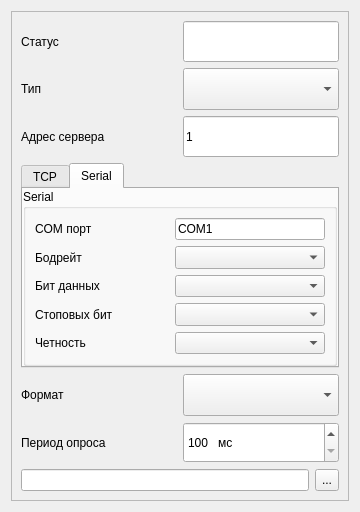
dimgrig/Core, file core-modbus-lib/uis/modbus_settings.ui: the form before one commit.
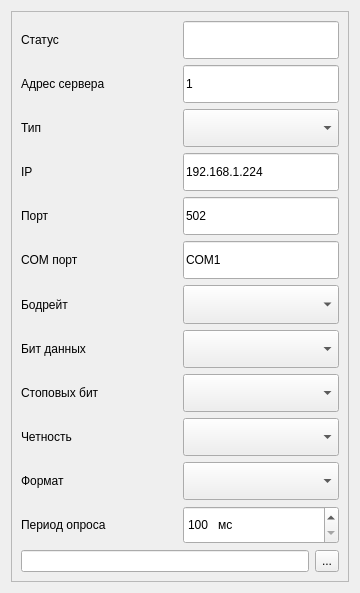
The form after the commit. The open tabs and pages were chosen to show the change.

Commit message: refactor default user and settings

Patch:
```diff
--- a/core-modbus-lib/uis/modbus_settings.ui
+++ b/core-modbus-lib/uis/modbus_settings.ui
@@ -7,7 +7,7 @@
     <x>0</x>
     <y>0</y>
     <width>360</width>
-    <height>512</height>
+    <height>593</height>
    </rect>
   </property>
   <property name="sizePolicy">
@@ -43,12 +43,12 @@
         <x>0</x>
         <y>0</y>
         <width>340</width>
-        <height>492</height>
+        <height>573</height>
        </rect>
       </property>
       <layout class="QGridLayout" name="gridLayout_6">
-       <item row="0" column="0">
-        <widget class="QLabel" name="label_19">
+       <item row="7" column="1">
+        <widget class="QComboBox" name="cb_baudrate">
          <property name="sizePolicy">
           <sizepolicy hsizetype="MinimumExpanding" vsizetype="MinimumExpanding">
            <horstretch>0</horstretch>
@@ -57,572 +57,16 @@
          </property>
          <property name="minimumSize">
           <size>
-           <width>100</width>
-           <height>0</height>
-          </size>
-         </property>
-         <property name="text">
-          <string>Статус</string>
-         </property>
-         <property name="wordWrap">
-          <bool>true</bool>
-         </property>
-        </widget>
-       </item>
-       <item row="0" column="1">
-        <widget class="QLineEdit" name="le_state">
-         <property name="enabled">
-          <bool>true</bool>
-         </property>
-         <property name="sizePolicy">
-          <sizepolicy hsizetype="MinimumExpanding" vsizetype="MinimumExpanding">
-           <horstretch>0</horstretch>
-           <verstretch>0</verstretch>
-          </sizepolicy>
-         </property>
-         <property name="minimumSize">
-          <size>
            <width>150</width>
            <height>0</height>
           </size>
          </property>
-         <property name="text">
-          <string/>
-         </property>
-         <property name="readOnly">
-          <bool>true</bool>
-         </property>
-        </widget>
-       </item>
-       <item row="1" column="0">
-        <widget class="QLabel" name="label_21">
-         <property name="sizePolicy">
-          <sizepolicy hsizetype="MinimumExpanding" vsizetype="MinimumExpanding">
-           <horstretch>0</horstretch>
-           <verstretch>0</verstretch>
-          </sizepolicy>
-         </property>
-         <property name="minimumSize">
-          <size>
-           <width>100</width>
-           <height>0</height>
-          </size>
-         </property>
-         <property name="text">
-          <string>Тип</string>
-         </property>
-        </widget>
-       </item>
-       <item row="1" column="1">
-        <widget class="QComboBox" name="cb_connect_type">
-         <property name="sizePolicy">
-          <sizepolicy hsizetype="MinimumExpanding" vsizetype="MinimumExpanding">
-           <horstretch>0</horstretch>
-           <verstretch>0</verstretch>
-          </sizepolicy>
-         </property>
-         <property name="minimumSize">
-          <size>
-           <width>150</width>
-           <height>0</height>
-          </size>
-         </property>
          <property name="currentText">
           <string/>
          </property>
         </widget>
        </item>
-       <item row="2" column="0">
-        <widget class="QLabel" name="label_22">
-         <property name="sizePolicy">
-          <sizepolicy hsizetype="MinimumExpanding" vsizetype="MinimumExpanding">
-           <horstretch>0</horstretch>
-           <verstretch>0</verstretch>
-          </sizepolicy>
-         </property>
-         <property name="minimumSize">
-          <size>
-           <width>100</width>
-           <height>0</height>
-          </size>
-         </property>
-         <property name="text">
-          <string>Адрес сервера</string>
-         </property>
-        </widget>
-       </item>
-       <item row="2" column="1">
-        <widget class="QLineEdit" name="le_address">
-         <property name="enabled">
-          <bool>true</bool>
-         </property>
-         <property name="sizePolicy">
-          <sizepolicy hsizetype="MinimumExpanding" vsizetype="MinimumExpanding">
-           <horstretch>0</horstretch>
-           <verstretch>0</verstretch>
-          </sizepolicy>
-         </property>
-         <property name="minimumSize">
-          <size>
-           <width>150</width>
-           <height>0</height>
-          </size>
-         </property>
-         <property name="text">
-          <string>1</string>
-         </property>
-        </widget>
-       </item>
-       <item row="3" column="0" colspan="2">
-        <widget class="QTabWidget" name="tw">
-         <property name="sizePolicy">
-          <sizepolicy hsizetype="MinimumExpanding" vsizetype="MinimumExpanding">
-           <horstretch>0</horstretch>
-           <verstretch>0</verstretch>
-          </sizepolicy>
-         </property>
-         <property name="currentIndex">
-          <number>0</number>
-         </property>
-         <widget class="QWidget" name="tab_tcp">
-          <property name="sizePolicy">
-           <sizepolicy hsizetype="MinimumExpanding" vsizetype="MinimumExpanding">
-            <horstretch>0</horstretch>
-            <verstretch>0</verstretch>
-           </sizepolicy>
-          </property>
-          <attribute name="title">
-           <string>TCP</string>
-          </attribute>
-          <layout class="QGridLayout" name="gridLayout_5">
-           <property name="leftMargin">
-            <number>0</number>
-           </property>
-           <property name="topMargin">
-            <number>0</number>
-           </property>
-           <property name="rightMargin">
-            <number>0</number>
-           </property>
-           <property name="bottomMargin">
-            <number>0</number>
-           </property>
-           <property name="spacing">
-            <number>0</number>
-           </property>
-           <item row="0" column="0">
-            <widget class="QGroupBox" name="groupBox">
-             <property name="sizePolicy">
-              <sizepolicy hsizetype="MinimumExpanding" vsizetype="MinimumExpanding">
-               <horstretch>0</horstretch>
-               <verstretch>0</verstretch>
-              </sizepolicy>
-             </property>
-             <property name="title">
-              <string>TCP</string>
-             </property>
-             <layout class="QGridLayout" name="gridLayout_2">
-              <property name="leftMargin">
-               <number>9</number>
-              </property>
-              <property name="topMargin">
-               <number>9</number>
-              </property>
-              <property name="rightMargin">
-               <number>9</number>
-              </property>
-              <property name="bottomMargin">
-               <number>9</number>
-              </property>
-              <property name="spacing">
-               <number>6</number>
-              </property>
-              <item row="0" column="0">
-               <widget class="QLabel" name="label_17">
-                <property name="sizePolicy">
-                 <sizepolicy hsizetype="MinimumExpanding" vsizetype="MinimumExpanding">
-                  <horstretch>0</horstretch>
-                  <verstretch>0</verstretch>
-                 </sizepolicy>
-                </property>
-                <property name="minimumSize">
-                 <size>
-                  <width>100</width>
-                  <height>0</height>
-                 </size>
-                </property>
-                <property name="text">
-                 <string>IP</string>
-                </property>
-               </widget>
-              </item>
-              <item row="0" column="1">
-               <widget class="QLineEdit" name="le_ip">
-                <property name="enabled">
-                 <bool>true</bool>
-                </property>
-                <property name="sizePolicy">
-                 <sizepolicy hsizetype="MinimumExpanding" vsizetype="MinimumExpanding">
-                  <horstretch>0</horstretch>
-                  <verstretch>0</verstretch>
-                 </sizepolicy>
-                </property>
-                <property name="minimumSize">
-                 <size>
-                  <width>150</width>
-                  <height>0</height>
-                 </size>
-                </property>
-                <property name="text">
-                 <string>192.168.1.224</string>
-                </property>
-               </widget>
-              </item>
-              <item row="1" column="0">
-               <widget class="QLabel" name="label_18">
-                <property name="sizePolicy">
-                 <sizepolicy hsizetype="MinimumExpanding" vsizetype="MinimumExpanding">
-                  <horstretch>0</horstretch>
-                  <verstretch>0</verstretch>
-                 </sizepolicy>
-                </property>
-                <property name="minimumSize">
-                 <size>
-                  <width>100</width>
-                  <height>0</height>
-                 </size>
-                </property>
-                <property name="text">
-                 <string>Порт</string>
-                </property>
-               </widget>
-              </item>
-              <item row="1" column="1">
-               <widget class="QLineEdit" name="le_port">
-                <property name="enabled">
-                 <bool>true</bool>
-                </property>
-                <property name="sizePolicy">
-                 <sizepolicy hsizetype="MinimumExpanding" vsizetype="MinimumExpanding">
-                  <horstretch>0</horstretch>
-                  <verstretch>0</verstretch>
-                 </sizepolicy>
-                </property>
-                <property name="minimumSize">
-                 <size>
-                  <width>150</width>
-                  <height>0</height>
-                 </size>
-                </property>
-                <property name="text">
-                 <string>502</string>
-                </property>
-               </widget>
-              </item>
-             </layout>
-            </widget>
-           </item>
-          </layout>
-         </widget>
-         <widget class="QWidget" name="tab_serial">
-          <property name="sizePolicy">
-           <sizepolicy hsizetype="MinimumExpanding" vsizetype="MinimumExpanding">
-            <horstretch>0</horstretch>
-            <verstretch>0</verstretch>
-           </sizepolicy>
-          </property>
-          <attribute name="title">
-           <string>Serial</string>
-          </attribute>
-          <layout class="QGridLayout" name="gridLayout_4">
-           <property name="leftMargin">
-            <number>0</number>
-           </property>
-           <property name="topMargin">
-            <number>0</number>
-           </property>
-           <property name="rightMargin">
-            <number>0</number>
-           </property>
-           <property name="bottomMargin">
-            <number>0</number>
-           </property>
-           <property name="spacing">
-            <number>0</number>
-           </property>
-           <item row="0" column="0">
-            <widget class="QGroupBox" name="groupBox_2">
-             <property name="sizePolicy">
-              <sizepolicy hsizetype="MinimumExpanding" vsizetype="MinimumExpanding">
-               <horstretch>0</horstretch>
-               <verstretch>0</verstretch>
-              </sizepolicy>
-             </property>
-             <property name="title">
-              <string>Serial</string>
-             </property>
-             <layout class="QGridLayout" name="gridLayout_3">
-              <item row="0" column="0">
-               <widget class="QLabel" name="label_23">
-                <property name="sizePolicy">
-                 <sizepolicy hsizetype="MinimumExpanding" vsizetype="MinimumExpanding">
-                  <horstretch>0</horstretch>
-                  <verstretch>0</verstretch>
-                 </sizepolicy>
-                </property>
-                <property name="minimumSize">
-                 <size>
-                  <width>100</width>
-                  <height>0</height>
-                 </size>
-                </property>
-                <property name="text">
-                 <string>COM порт</string>
-                </property>
-               </widget>
-              </item>
-              <item row="0" column="1">
-               <widget class="QLineEdit" name="le_com_port">
-                <property name="enabled">
-                 <bool>true</bool>
-                </property>
-                <property name="sizePolicy">
-                 <sizepolicy hsizetype="MinimumExpanding" vsizetype="MinimumExpanding">
-                  <horstretch>0</horstretch>
-                  <verstretch>0</verstretch>
-                 </sizepolicy>
-                </property>
-                <property name="minimumSize">
-                 <size>
-                  <width>150</width>
-                  <height>0</height>
-                 </size>
-                </property>
-                <property name="text">
-                 <string>COM1</string>
-                </property>
-               </widget>
-              </item>
-              <item row="1" column="0">
-               <widget class="QLabel" name="label_24">
-                <property name="sizePolicy">
-                 <sizepolicy hsizetype="MinimumExpanding" vsizetype="MinimumExpanding">
-                  <horstretch>0</horstretch>
-                  <verstretch>0</verstretch>
-                 </sizepolicy>
-                </property>
-                <property name="minimumSize">
-                 <size>
-                  <width>100</width>
-                  <height>0</height>
-                 </size>
-                </property>
-                <property name="text">
-                 <string>Бодрейт</string>
-                </property>
-               </widget>
-              </item>
-              <item row="1" column="1">
-               <widget class="QComboBox" name="cb_baudrate">
-                <property name="sizePolicy">
-                 <sizepolicy hsizetype="MinimumExpanding" vsizetype="MinimumExpanding">
-                  <horstretch>0</horstretch>
-                  <verstretch>0</verstretch>
-                 </sizepolicy>
-                </property>
-                <property name="minimumSize">
-                 <size>
-                  <width>150</width>
-                  <height>0</height>
-                 </size>
-                </property>
-                <property name="currentText">
-                 <string/>
-                </property>
-               </widget>
-              </item>
-              <item row="2" column="0">
-               <widget class="QLabel" name="label_25">
-                <property name="sizePolicy">
-                 <sizepolicy hsizetype="MinimumExpanding" vsizetype="MinimumExpanding">
-                  <horstretch>0</horstretch>
-                  <verstretch>0</verstretch>
-                 </sizepolicy>
-                </property>
-                <property name="minimumSize">
-                 <size>
-                  <width>100</width>
-                  <height>0</height>
-                 </size>
-                </property>
-                <property name="text">
-                 <string>Бит данных</string>
-                </property>
-               </widget>
-              </item>
-              <item row="2" column="1">
-               <widget class="QComboBox" name="cb_data_bits">
-                <property name="sizePolicy">
-                 <sizepolicy hsizetype="MinimumExpanding" vsizetype="MinimumExpanding">
-                  <horstretch>0</horstretch>
-                  <verstretch>0</verstretch>
-                 </sizepolicy>
-                </property>
-                <property name="minimumSize">
-                 <size>
-                  <width>150</width>
-                  <height>0</height>
-                 </size>
-                </property>
-                <property name="currentText">
-                 <string/>
-                </property>
-               </widget>
-              </item>
-              <item row="3" column="0">
-               <widget class="QLabel" name="label_26">
-                <property name="sizePolicy">
-                 <sizepolicy hsizetype="MinimumExpanding" vsizetype="MinimumExpanding">
-                  <horstretch>0</horstretch>
-                  <verstretch>0</verstretch>
-                 </sizepolicy>
-                </property>
-                <property name="minimumSize">
-                 <size>
-                  <width>100</width>
-                  <height>0</height>
-                 </size>
-                </property>
-                <property name="text">
-                 <string>Стоповых бит</string>
-                </property>
-               </widget>
-              </item>
-              <item row="3" column="1">
-               <widget class="QComboBox" name="cb_stop_bits">
-                <property name="sizePolicy">
-                 <sizepolicy hsizetype="MinimumExpanding" vsizetype="MinimumExpanding">
-                  <horstretch>0</horstretch>
-                  <verstretch>0</verstretch>
-                 </sizepolicy>
-                </property>
-                <property name="minimumSize">
-                 <size>
-                  <width>150</width>
-                  <height>0</height>
-                 </size>
-                </property>
-                <property name="currentText">
-                 <string/>
-                </property>
-               </widget>
-              </item>
-              <item row="4" column="0">
-               <widget class="QLabel" name="label_27">
-                <property name="sizePolicy">
-                 <sizepolicy hsizetype="MinimumExpanding" vsizetype="MinimumExpanding">
-                  <horstretch>0</horstretch>
-                  <verstretch>0</verstretch>
-                 </sizepolicy>
-                </property>
-                <property name="minimumSize">
-                 <size>
-                  <width>100</width>
-                  <height>0</height>
-                 </size>
-                </property>
-                <property name="text">
-                 <string>Четность</string>
-                </property>
-               </widget>
-              </item>
-              <item row="4" column="1">
-               <widget class="QComboBox" name="cb_parity">
-                <property name="sizePolicy">
-                 <sizepolicy hsizetype="MinimumExpanding" vsizetype="MinimumExpanding">
-                  <horstretch>0</horstretch>
-                  <verstretch>0</verstretch>
-                 </sizepolicy>
-                </property>
-                <property name="minimumSize">
-                 <size>
-                  <width>150</width>
-                  <height>0</height>
-                 </size>
-                </property>
-                <property name="currentText">
-                 <string/>
-                </property>
-               </widget>
-              </item>
-             </layout>
-            </widget>
-           </item>
-          </layout>
-         </widget>
-        </widget>
-       </item>
-       <item row="4" column="0">
-        <widget class="QLabel" name="label_28">
-         <property name="sizePolicy">
-          <sizepolicy hsizetype="MinimumExpanding" vsizetype="MinimumExpanding">
-           <horstretch>0</horstretch>
-           <verstretch>0</verstretch>
-          </sizepolicy>
-         </property>
-         <property name="minimumSize">
-          <size>
-           <width>100</width>
-           <height>0</height>
-          </size>
-         </property>
-         <property name="text">
-          <string>Формат</string>
-         </property>
-        </widget>
-       </item>
-       <item row="4" column="1">
-        <widget class="QComboBox" name="cb_format">
-         <property name="sizePolicy">
-          <sizepolicy hsizetype="MinimumExpanding" vsizetype="MinimumExpanding">
-           <horstretch>0</horstretch>
-           <verstretch>0</verstretch>
-          </sizepolicy>
-         </property>
-         <property name="minimumSize">
-          <size>
-           <width>150</width>
-           <height>0</height>
-          </size>
-         </property>
-         <property name="currentText">
-          <string/>
-         </property>
-        </widget>
-       </item>
-       <item row="5" column="0">
-        <widget class="QLabel" name="label_20">
-         <property name="sizePolicy">
-          <sizepolicy hsizetype="MinimumExpanding" vsizetype="MinimumExpanding">
-           <horstretch>0</horstretch>
-           <verstretch>0</verstretch>
-          </sizepolicy>
-         </property>
-         <property name="minimumSize">
-          <size>
-           <width>100</width>
-           <height>0</height>
-          </size>
-         </property>
-         <property name="text">
-          <string>Период опроса</string>
-         </property>
-         <property name="wordWrap">
-          <bool>true</bool>
-         </property>
-        </widget>
-       </item>
-       <item row="5" column="1">
+       <item row="12" column="1">
         <widget class="QSpinBox" name="sb_poll_timer">
          <property name="sizePolicy">
           <sizepolicy hsizetype="MinimumExpanding" vsizetype="MinimumExpanding">
@@ -647,7 +91,108 @@
          </property>
         </widget>
        </item>
-       <item row="6" column="0" colspan="2">
+       <item row="6" column="1">
+        <widget class="QLineEdit" name="le_com_port">
+         <property name="enabled">
+          <bool>true</bool>
+         </property>
+         <property name="sizePolicy">
+          <sizepolicy hsizetype="MinimumExpanding" vsizetype="MinimumExpanding">
+           <horstretch>0</horstretch>
+           <verstretch>0</verstretch>
+          </sizepolicy>
+         </property>
+         <property name="minimumSize">
+          <size>
+           <width>150</width>
+           <height>0</height>
+          </size>
+         </property>
+         <property name="text">
+          <string>COM1</string>
+         </property>
+        </widget>
+       </item>
+       <item row="12" column="0">
+        <widget class="QLabel" name="label_20">
+         <property name="sizePolicy">
+          <sizepolicy hsizetype="MinimumExpanding" vsizetype="MinimumExpanding">
+           <horstretch>0</horstretch>
+           <verstretch>0</verstretch>
+          </sizepolicy>
+         </property>
+         <property name="minimumSize">
+          <size>
+           <width>100</width>
+           <height>0</height>
+          </size>
+         </property>
+         <property name="text">
+          <string>Период опроса</string>
+         </property>
+         <property name="wordWrap">
+          <bool>true</bool>
+         </property>
+        </widget>
+       </item>
+       <item row="8" column="0">
+        <widget class="QLabel" name="l_data_bits">
+         <property name="sizePolicy">
+          <sizepolicy hsizetype="MinimumExpanding" vsizetype="MinimumExpanding">
+           <horstretch>0</horstretch>
+           <verstretch>0</verstretch>
+          </sizepolicy>
+         </property>
+         <property name="minimumSize">
+          <size>
+           <width>100</width>
+           <height>0</height>
+          </size>
+         </property>
+         <property name="text">
+          <string>Бит данных</string>
+         </property>
+        </widget>
+       </item>
+       <item row="6" column="0">
+        <widget class="QLabel" name="l_com_port">
+         <property name="sizePolicy">
+          <sizepolicy hsizetype="MinimumExpanding" vsizetype="MinimumExpanding">
+           <horstretch>0</horstretch>
+           <verstretch>0</verstretch>
+          </sizepolicy>
+         </property>
+         <property name="minimumSize">
+          <size>
+           <width>100</width>
+           <height>0</height>
+          </size>
+         </property>
+         <property name="text">
+          <string>COM порт</string>
+         </property>
+        </widget>
+       </item>
+       <item row="10" column="0">
+        <widget class="QLabel" name="l_parity">
+         <property name="sizePolicy">
+          <sizepolicy hsizetype="MinimumExpanding" vsizetype="MinimumExpanding">
+           <horstretch>0</horstretch>
+           <verstretch>0</verstretch>
+          </sizepolicy>
+         </property>
+         <property name="minimumSize">
+          <size>
+           <width>100</width>
+           <height>0</height>
+          </size>
+         </property>
+         <property name="text">
+          <string>Четность</string>
+         </property>
+        </widget>
+       </item>
+       <item row="13" column="0" colspan="2">
         <layout class="QHBoxLayout" name="horizontalLayout">
          <item>
           <widget class="QLineEdit" name="le_config"/>
@@ -667,6 +212,347 @@
          </item>
         </layout>
        </item>
+       <item row="4" column="0">
+        <widget class="QLabel" name="l_ip">
+         <property name="sizePolicy">
+          <sizepolicy hsizetype="MinimumExpanding" vsizetype="MinimumExpanding">
+           <horstretch>0</horstretch>
+           <verstretch>0</verstretch>
+          </sizepolicy>
+         </property>
+         <property name="minimumSize">
+          <size>
+           <width>100</width>
+           <height>0</height>
+          </size>
+         </property>
+         <property name="text">
+          <string>IP</string>
+         </property>
+        </widget>
+       </item>
+       <item row="4" column="1">
+        <widget class="QLineEdit" name="le_ip">
+         <property name="enabled">
+          <bool>true</bool>
+         </property>
+         <property name="sizePolicy">
+          <sizepolicy hsizetype="MinimumExpanding" vsizetype="MinimumExpanding">
+           <horstretch>0</horstretch>
+           <verstretch>0</verstretch>
+          </sizepolicy>
+         </property>
+         <property name="minimumSize">
+          <size>
+           <width>150</width>
+           <height>0</height>
+          </size>
+         </property>
+         <property name="text">
+          <string>192.168.1.224</string>
+         </property>
+        </widget>
+       </item>
+       <item row="7" column="0">
+        <widget class="QLabel" name="l_baudrate">
+         <property name="sizePolicy">
+          <sizepolicy hsizetype="MinimumExpanding" vsizetype="MinimumExpanding">
+           <horstretch>0</horstretch>
+           <verstretch>0</verstretch>
+          </sizepolicy>
+         </property>
+         <property name="minimumSize">
+          <size>
+           <width>100</width>
+           <height>0</height>
+          </size>
+         </property>
+         <property name="text">
+          <string>Бодрейт</string>
+         </property>
+        </widget>
+       </item>
+       <item row="9" column="1">
+        <widget class="QComboBox" name="cb_stop_bits">
+         <property name="sizePolicy">
+          <sizepolicy hsizetype="MinimumExpanding" vsizetype="MinimumExpanding">
+           <horstretch>0</horstretch>
+           <verstretch>0</verstretch>
+          </sizepolicy>
+         </property>
+         <property name="minimumSize">
+          <size>
+           <width>150</width>
+           <height>0</height>
+          </size>
+         </property>
+         <property name="currentText">
+          <string/>
+         </property>
+        </widget>
+       </item>
+       <item row="3" column="0">
+        <widget class="QLabel" name="label_21">
+         <property name="sizePolicy">
+          <sizepolicy hsizetype="MinimumExpanding" vsizetype="MinimumExpanding">
+           <horstretch>0</horstretch>
+           <verstretch>0</verstretch>
+          </sizepolicy>
+         </property>
+         <property name="minimumSize">
+          <size>
+           <width>100</width>
+           <height>0</height>
+          </size>
+         </property>
+         <property name="text">
+          <string>Тип</string>
+         </property>
+        </widget>
+       </item>
+       <item row="9" column="0">
+        <widget class="QLabel" name="l_stop_bits">
+         <property name="sizePolicy">
+          <sizepolicy hsizetype="MinimumExpanding" vsizetype="MinimumExpanding">
+           <horstretch>0</horstretch>
+           <verstretch>0</verstretch>
+          </sizepolicy>
+         </property>
+         <property name="minimumSize">
+          <size>
+           <width>100</width>
+           <height>0</height>
+          </size>
+         </property>
+         <property name="text">
+          <string>Стоповых бит</string>
+         </property>
+        </widget>
+       </item>
+       <item row="10" column="1">
+        <widget class="QComboBox" name="cb_parity">
+         <property name="sizePolicy">
+          <sizepolicy hsizetype="MinimumExpanding" vsizetype="MinimumExpanding">
+           <horstretch>0</horstretch>
+           <verstretch>0</verstretch>
+          </sizepolicy>
+         </property>
+         <property name="minimumSize">
+          <size>
+           <width>150</width>
+           <height>0</height>
+          </size>
+         </property>
+         <property name="currentText">
+          <string/>
+         </property>
+        </widget>
+       </item>
+       <item row="11" column="1">
+        <widget class="QComboBox" name="cb_format">
+         <property name="sizePolicy">
+          <sizepolicy hsizetype="MinimumExpanding" vsizetype="MinimumExpanding">
+           <horstretch>0</horstretch>
+           <verstretch>0</verstretch>
+          </sizepolicy>
+         </property>
+         <property name="minimumSize">
+          <size>
+           <width>150</width>
+           <height>0</height>
+          </size>
+         </property>
+         <property name="currentText">
+          <string/>
+         </property>
+        </widget>
+       </item>
+       <item row="8" column="1">
+        <widget class="QComboBox" name="cb_data_bits">
+         <property name="sizePolicy">
+          <sizepolicy hsizetype="MinimumExpanding" vsizetype="MinimumExpanding">
+           <horstretch>0</horstretch>
+           <verstretch>0</verstretch>
+          </sizepolicy>
+         </property>
+         <property name="minimumSize">
+          <size>
+           <width>150</width>
+           <height>0</height>
+          </size>
+         </property>
+         <property name="currentText">
+          <string/>
+         </property>
+        </widget>
+       </item>
+       <item row="3" column="1">
+        <widget class="QComboBox" name="cb_connect_type">
+         <property name="sizePolicy">
+          <sizepolicy hsizetype="MinimumExpanding" vsizetype="MinimumExpanding">
+           <horstretch>0</horstretch>
+           <verstretch>0</verstretch>
+          </sizepolicy>
+         </property>
+         <property name="minimumSize">
+          <size>
+           <width>150</width>
+           <height>0</height>
+          </size>
+         </property>
+         <property name="currentText">
+          <string/>
+         </property>
+        </widget>
+       </item>
+       <item row="2" column="1">
+        <widget class="QLineEdit" name="le_address">
+         <property name="enabled">
+          <bool>true</bool>
+         </property>
+         <property name="sizePolicy">
+          <sizepolicy hsizetype="MinimumExpanding" vsizetype="MinimumExpanding">
+           <horstretch>0</horstretch>
+           <verstretch>0</verstretch>
+          </sizepolicy>
+         </property>
+         <property name="minimumSize">
+          <size>
+           <width>150</width>
+           <height>0</height>
+          </size>
+         </property>
+         <property name="text">
+          <string>1</string>
+         </property>
+        </widget>
+       </item>
+       <item row="11" column="0">
+        <widget class="QLabel" name="label_28">
+         <property name="sizePolicy">
+          <sizepolicy hsizetype="MinimumExpanding" vsizetype="MinimumExpanding">
+           <horstretch>0</horstretch>
+           <verstretch>0</verstretch>
+          </sizepolicy>
+         </property>
+         <property name="minimumSize">
+          <size>
+           <width>100</width>
+           <height>0</height>
+          </size>
+         </property>
+         <property name="text">
+          <string>Формат</string>
+         </property>
+        </widget>
+       </item>
+       <item row="5" column="0">
+        <widget class="QLabel" name="l_port">
+         <property name="sizePolicy">
+          <sizepolicy hsizetype="MinimumExpanding" vsizetype="MinimumExpanding">
+           <horstretch>0</horstretch>
+           <verstretch>0</verstretch>
+          </sizepolicy>
+         </property>
+         <property name="minimumSize">
+          <size>
+           <width>100</width>
+           <height>0</height>
+          </size>
+         </property>
+         <property name="text">
+          <string>Порт</string>
+         </property>
+        </widget>
+       </item>
+       <item row="0" column="1">
+        <widget class="QLineEdit" name="le_state">
+         <property name="enabled">
+          <bool>true</bool>
+         </property>
+         <property name="sizePolicy">
+          <sizepolicy hsizetype="MinimumExpanding" vsizetype="MinimumExpanding">
+           <horstretch>0</horstretch>
+           <verstretch>0</verstretch>
+          </sizepolicy>
+         </property>
+         <property name="minimumSize">
+          <size>
+           <width>150</width>
+           <height>0</height>
+          </size>
+         </property>
+         <property name="text">
+          <string/>
+         </property>
+         <property name="readOnly">
+          <bool>true</bool>
+         </property>
+        </widget>
+       </item>
+       <item row="5" column="1">
+        <widget class="QLineEdit" name="le_port">
+         <property name="enabled">
+          <bool>true</bool>
+         </property>
+         <property name="sizePolicy">
+          <sizepolicy hsizetype="MinimumExpanding" vsizetype="MinimumExpanding">
+           <horstretch>0</horstretch>
+           <verstretch>0</verstretch>
+          </sizepolicy>
+         </property>
+         <property name="minimumSize">
+          <size>
+           <width>150</width>
+           <height>0</height>
+          </size>
+         </property>
+         <property name="text">
+          <string>502</string>
+         </property>
+        </widget>
+       </item>
+       <item row="2" column="0">
+        <widget class="QLabel" name="label_22">
+         <property name="sizePolicy">
+          <sizepolicy hsizetype="MinimumExpanding" vsizetype="MinimumExpanding">
+           <horstretch>0</horstretch>
+           <verstretch>0</verstretch>
+          </sizepolicy>
+         </property>
+         <property name="minimumSize">
+          <size>
+           <width>100</width>
+           <height>0</height>
+          </size>
+         </property>
+         <property name="text">
+          <string>Адрес сервера</string>
+         </property>
+        </widget>
+       </item>
+       <item row="0" column="0">
+        <widget class="QLabel" name="label_19">
+         <property name="sizePolicy">
+          <sizepolicy hsizetype="MinimumExpanding" vsizetype="MinimumExpanding">
+           <horstretch>0</horstretch>
+           <verstretch>0</verstretch>
+          </sizepolicy>
+         </property>
+         <property name="minimumSize">
+          <size>
+           <width>100</width>
+           <height>0</height>
+          </size>
+         </property>
+         <property name="text">
+          <string>Статус</string>
+         </property>
+         <property name="wordWrap">
+          <bool>true</bool>
+         </property>
+        </widget>
+       </item>
       </layout>
      </widget>
     </widget>
```
The commit also changes 14 other files.
